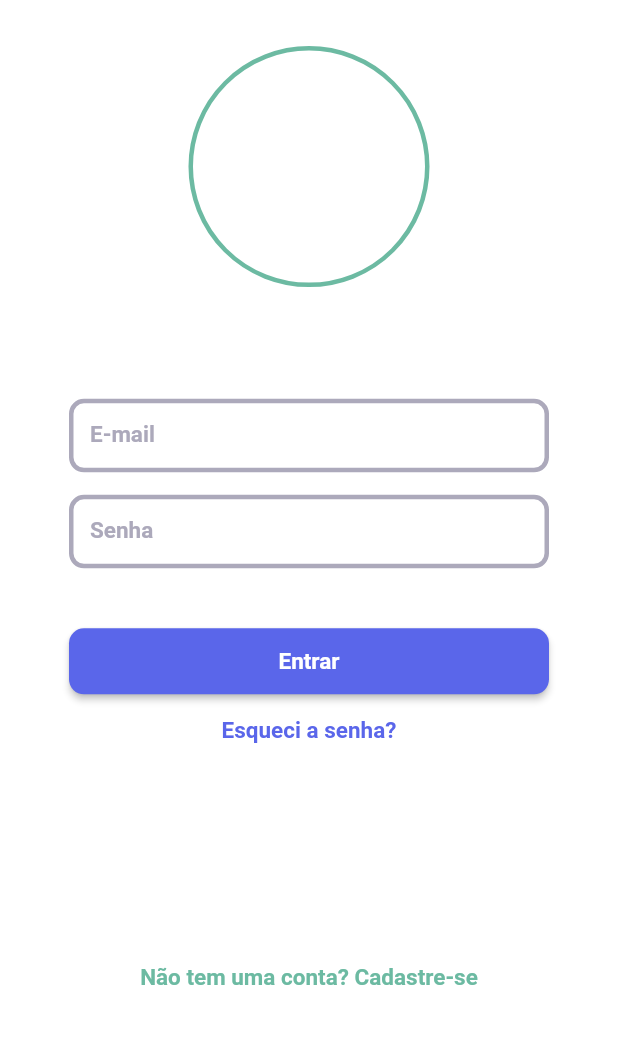
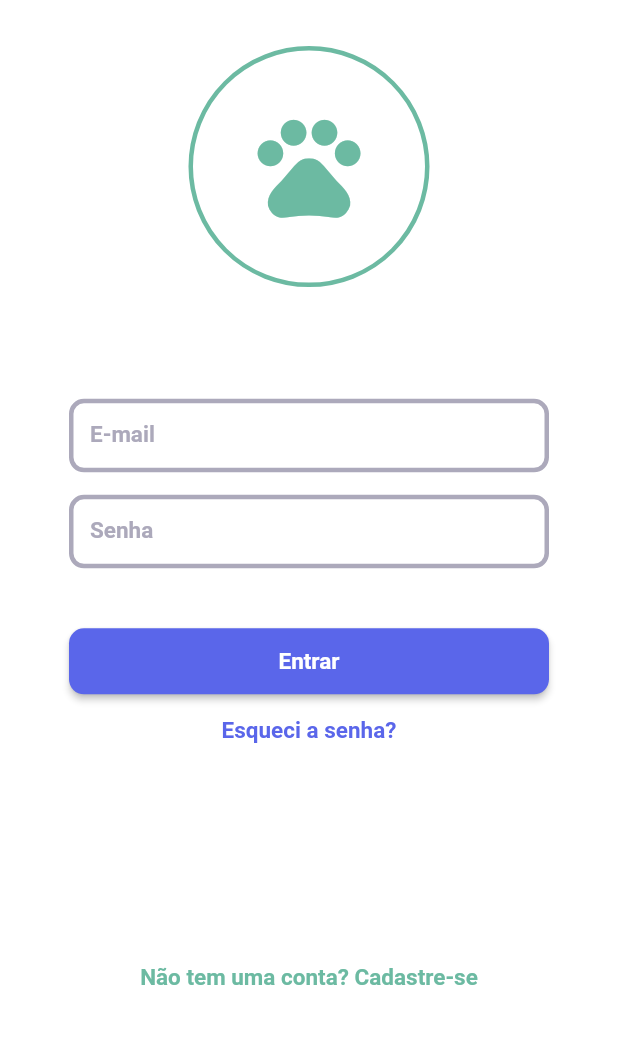
Before and after one commit to mypets-fiap/mypets_app, a Flutter app: the screen it shows after launch, on a phone screen of 412 x 824 dp, the part 196-1236 px from its top. Run offline on Flutter 3.47's test engine with Material 2 defaults, Android fonts, the phone set to English and light mode, and no system bars; our stand-ins replace cloud_firestore, firebase_auth, firebase_core; accounts and stored records are empty; Roboto replaces fonts that are missing (Montserrat).

Commit message:
Inclusão de icone para logo

```diff
--- a/lib/app/components/geral/app_logo_login_signup.dart
+++ b/lib/app/components/geral/app_logo_login_signup.dart
@@ -27,6 +27,11 @@ class AppLogoLoginSignUp extends StatelessWidget {
             shape: BoxShape.circle,
             border: Border.all(color: AppColor.secundaryColor, width: 3),
           ),
+          child: Icon(
+            Icons.pets_rounded,
+            size: size.height * 0.1,
+            color: AppColor.secundaryColor,
+          ),
         ),
       ],
     );
```
